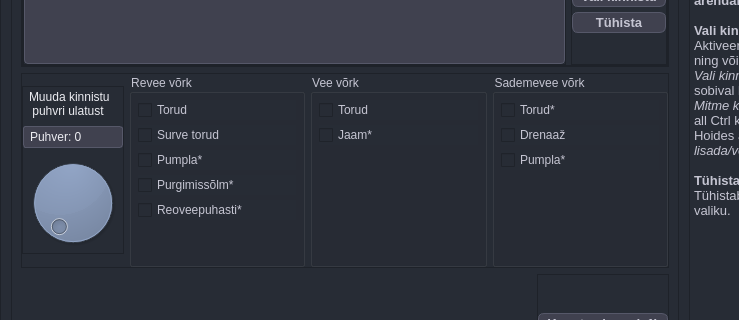
Qt form mailabl-qgis/Functions/Easements/widgets/Servituut.ui (TuloliKalver/mailabl-qgis) before a commit; both pictures show x 0 to 739 and y 124 to 444 of the 900 by 750 pixel window.
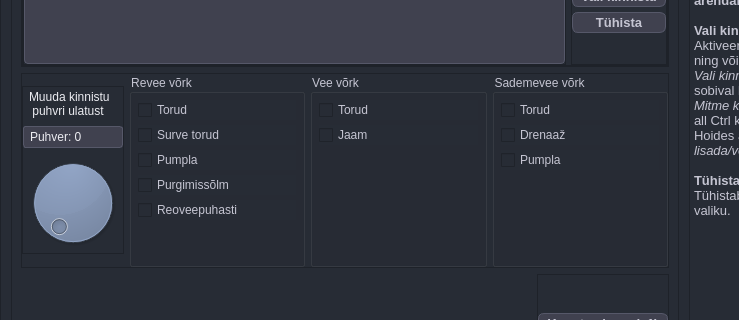
The same form after that commit. Icons and pictures are not drawn.

Commit message: Non selectedable checkboxes visibility in UI updated

Diff of the .ui file:
```diff
--- a/mailabl-qgis/Functions/Easements/widgets/Servituut.ui
+++ b/mailabl-qgis/Functions/Easements/widgets/Servituut.ui
@@ -32,13 +32,7 @@
    <string>servituut</string>
   </property>
   <property name="styleSheet">
-   <string notr="true">#pbClearPuhver2m,#pbClearEvvServituudid
-{
-background-color: qradialgradient(spread:pad, cx:0.494, cy:0.5, radius:0.5, fx:0.42, fy:0.5, stop:0 rgba(218, 0, 0, 232), stop:1 rgba(255, 81, 81, 200));
-	color: rgb(238, 238, 238);
-	border-radiusr: 1px;
-}
-
+   <string notr="true">
 #lblDialer{
 	background-color: None;
 	backround: None;
@@ -55,7 +49,6 @@
     padding-bottom: 0px; /* Adjust the bottom padding as needed */
 }
 
-/*style the combobox itself*/
 
 #fHeader, #fHelpMenu, 
 #fSettingsFolders, #fSettingsFolderStucture,
@@ -628,7 +621,7 @@
                <item>
                 <widget class="QCheckBox" name="cbsewagePupming">
                  <property name="text">
-                  <string>Pumpla*</string>
+                  <string>Pumpla</string>
                  </property>
                  <property name="checkable">
                   <bool>true</bool>
@@ -638,7 +631,7 @@
                <item>
                 <widget class="QCheckBox" name="cbSewageDump">
                  <property name="text">
-                  <string>Purgimissõlm*</string>
+                  <string>Purgimissõlm</string>
                  </property>
                  <property name="checkable">
                   <bool>true</bool>
@@ -648,7 +641,7 @@
                <item>
                 <widget class="QCheckBox" name="cbsewagePlant">
                  <property name="text">
-                  <string>Reoveepuhasti*</string>
+                  <string>Reoveepuhasti</string>
                  </property>
                  <property name="checkable">
                   <bool>true</bool>
@@ -705,7 +698,7 @@
                <item>
                 <widget class="QCheckBox" name="cbWaterStation">
                  <property name="text">
-                  <string>Jaam*</string>
+                  <string>Jaam</string>
                  </property>
                 </widget>
                </item>
@@ -749,7 +742,7 @@
                <item>
                 <widget class="QCheckBox" name="cbSK">
                  <property name="text">
-                  <string>Torud*</string>
+                  <string>Torud</string>
                  </property>
                  <property name="checkable">
                   <bool>true</bool>
@@ -769,7 +762,7 @@
                <item>
                 <widget class="QCheckBox" name="cbRainPump">
                  <property name="text">
-                  <string>Pumpla*</string>
+                  <string>Pumpla</string>
                  </property>
                 </widget>
                </item>
```
The commit also changes 2 other files.
